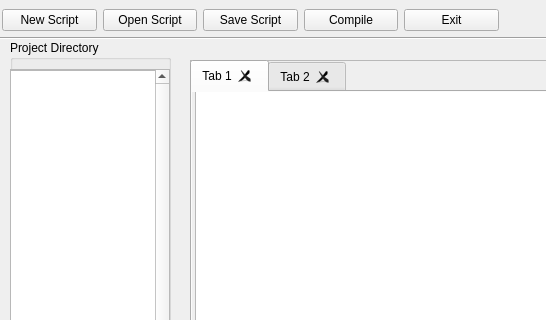
Before: the Qt Designer form Editor/Libre-Editor/ui/scripteditor.ui in FOSS-society/libre-engine, drawn with Qt 5; both pictures show x 0 to 546 and y 0 to 320 of the 1014 by 539 pixel window.
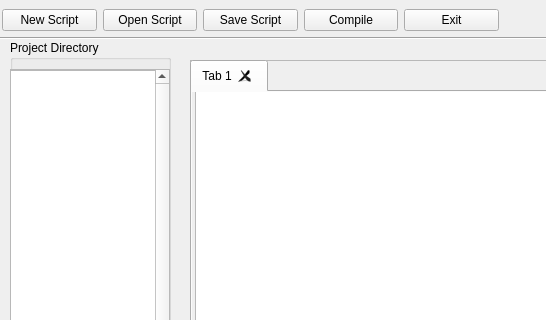
After: the same form once the commit is applied.

```diff
--- a/Editor/Libre-Editor/ui/scripteditor.ui
+++ b/Editor/Libre-Editor/ui/scripteditor.ui
@@ -10,6 +10,12 @@
     <height>539</height>
    </rect>
   </property>
+  <property name="sizePolicy">
+   <sizepolicy hsizetype="Expanding" vsizetype="Expanding">
+    <horstretch>0</horstretch>
+    <verstretch>0</verstretch>
+   </sizepolicy>
+  </property>
   <property name="windowTitle">
    <string>Script Editor</string>
   </property>
@@ -143,6 +149,12 @@
      <height>471</height>
     </rect>
    </property>
+   <property name="sizePolicy">
+    <sizepolicy hsizetype="Expanding" vsizetype="Expanding">
+     <horstretch>0</horstretch>
+     <verstretch>0</verstretch>
+    </sizepolicy>
+   </property>
    <property name="frameShape">
     <enum>QFrame::StyledPanel</enum>
    </property>
@@ -205,11 +217,6 @@
       </widget>
      </widget>
     </widget>
-    <widget class="QWidget" name="tab_2">
-     <attribute name="title">
-      <string>Tab 2</string>
-     </attribute>
-    </widget>
    </widget>
    <widget class="QScrollArea" name="scrollArea_3">
     <property name="geometry">
```
